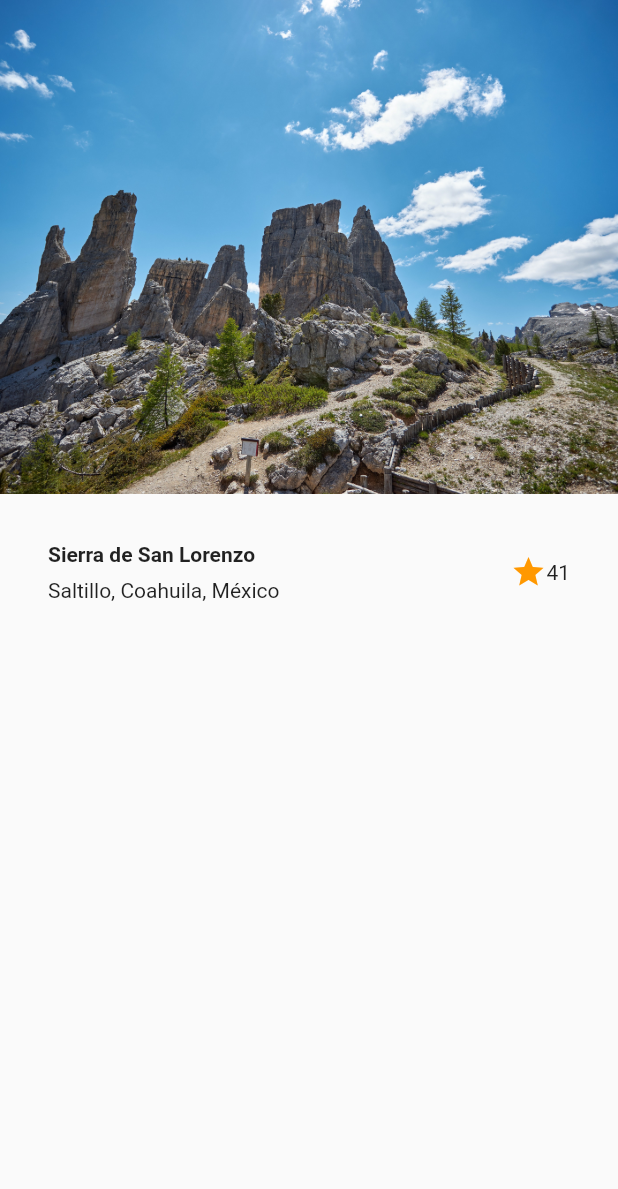
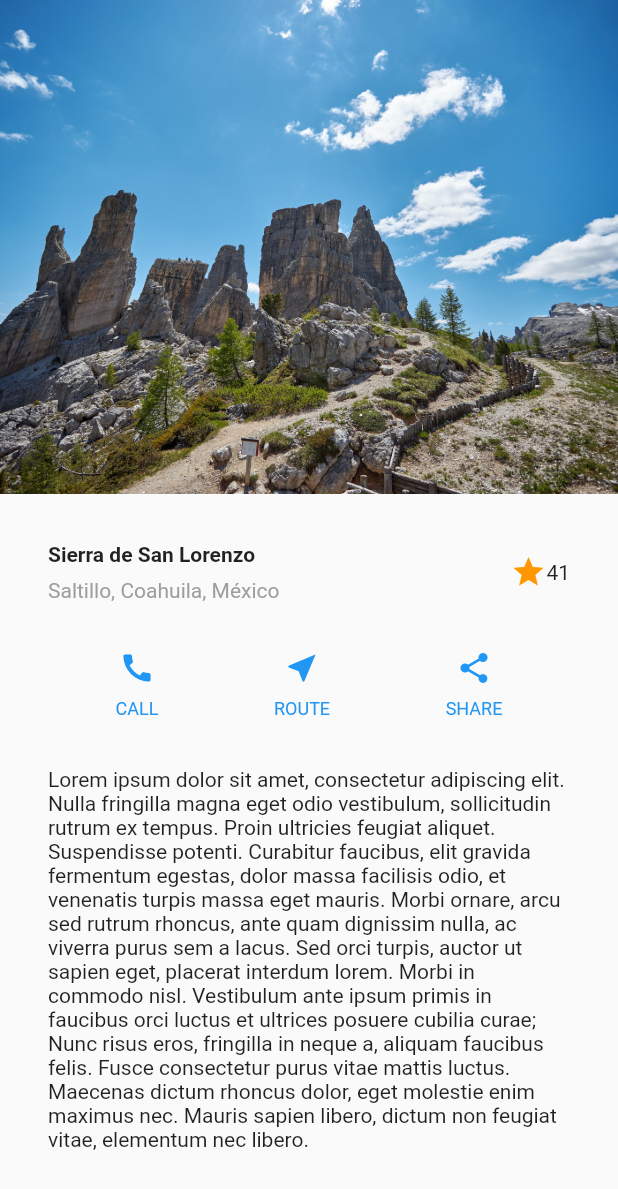
Before and after one commit to ingsoto83/demo2, a Flutter app: the screen it shows after launch, on a phone screen of 412 x 824 dp. Shown: the top 1189 px of the screen. Run offline on Flutter 3.47's test engine with Material 2 defaults, Android fonts, the phone set to English and light mode, and no system bars; our stand-ins replace google_fonts.

Commit message:
12 Oct .

```diff
--- a/lib/travel_widget.dart
+++ b/lib/travel_widget.dart
@@ -7,9 +7,14 @@ class TravelWidget extends StatelessWidget {
   Widget build(BuildContext context) {
     double height = MediaQuery.of(context).size.height;
     double width = MediaQuery.of(context).size.width;
-    Widget imageSection = Container(
+    Widget imageSectionP = Container(
         height: height * .4,
         width: width,
+        child: Image.asset('assets/img/place.jpg', fit: BoxFit.cover,)
+    );
+    Widget imageSectionL = Container(
+        height: height,
+        width: width * .5,
         child: Image.asset('assets/img/place.jpg', fit: BoxFit.cover,)
     );
     Widget titleSection = Container(
@@ -24,7 +29,7 @@ class TravelWidget extends StatelessWidget {
                   padding: const EdgeInsets.only(bottom: 8.0),
                   child: Text("Sierra de San Lorenzo", style: TextStyle(fontWeight: FontWeight.bold),),
                 ),
-                Text("Saltillo, Coahuila, México"),
+                Text("Saltillo, Coahuila, México", style: TextStyle(color: Colors.grey[500]),),
               ],
             ),
           ),
@@ -33,13 +38,63 @@ class TravelWidget extends StatelessWidget {
         ],
       ),
     );
+    Widget buttonsSection = Row(
+      mainAxisAlignment: MainAxisAlignment.spaceEvenly,
+      children: [
+        _buildBtnColumn(Theme.of(context).primaryColor, Icons.call, 'CALL'),
+        _buildBtnColumn(Theme.of(context).primaryColor, Icons.near_me, 'ROUTE'),
+        _buildBtnColumn(Theme.of(context).primaryColor, Icons.share, 'SHARE'),
+      ],
+    );
+    Widget detailSection = Container(
+      padding: EdgeInsets.all(32),
+      child: Text('Lorem ipsum dolor sit amet, consectetur adipiscing elit. Nulla fringilla magna eget odio vestibulum, sollicitudin rutrum ex tempus. Proin ultricies feugiat aliquet. Suspendisse potenti. Curabitur faucibus, elit gravida fermentum egestas, dolor massa facilisis odio, et venenatis turpis massa eget mauris. Morbi ornare, arcu sed rutrum rhoncus, ante quam dignissim nulla, ac viverra purus sem a lacus. Sed orci turpis, auctor ut sapien eget, placerat interdum lorem. Morbi in commodo nisl. Vestibulum ante ipsum primis in faucibus orci luctus et ultrices posuere cubilia curae; Nunc risus eros, fringilla in neque a, aliquam faucibus felis. Fusce consectetur purus vitae mattis luctus. Maecenas dictum rhoncus dolor, eget molestie enim maximus nec. Mauris sapien libero, dictum non feugiat vitae, elementum nec libero.',softWrap: true,),
+    );
+
     return Scaffold(
-      body: Column(
-        children: [
-          imageSection,
-          titleSection
-        ],
+      body: OrientationBuilder(
+        builder: (context, orientation) {
+          return orientation == Orientation.portrait ?
+              SingleChildScrollView(
+                child: Column(
+                  children: [imageSectionP, titleSection, buttonsSection, detailSection],
+                ),
+              ) : Row(
+            children: [
+              imageSectionL,
+              Expanded(
+                child: SingleChildScrollView(
+                  child: Column(
+                    children: [
+                      titleSection,
+                      buttonsSection,
+                      detailSection
+                    ],
+                  ),
+                ),
+              )
+            ],
+          );
+        },
       ),
     );
   }
+
+
+  Column _buildBtnColumn(Color color, IconData icon, String title){
+    return Column(
+      mainAxisSize: MainAxisSize.min,
+      mainAxisAlignment: MainAxisAlignment.center,
+      children: [
+        Icon(icon, color: color,),
+        Container(
+          margin: EdgeInsets.only(top: 8),
+          child: Text(
+            title,
+            style: TextStyle(fontSize: 12, color: color, fontWeight: FontWeight.w400),
+          ),
+        )
+      ],
+    );
+  }
 }
```
